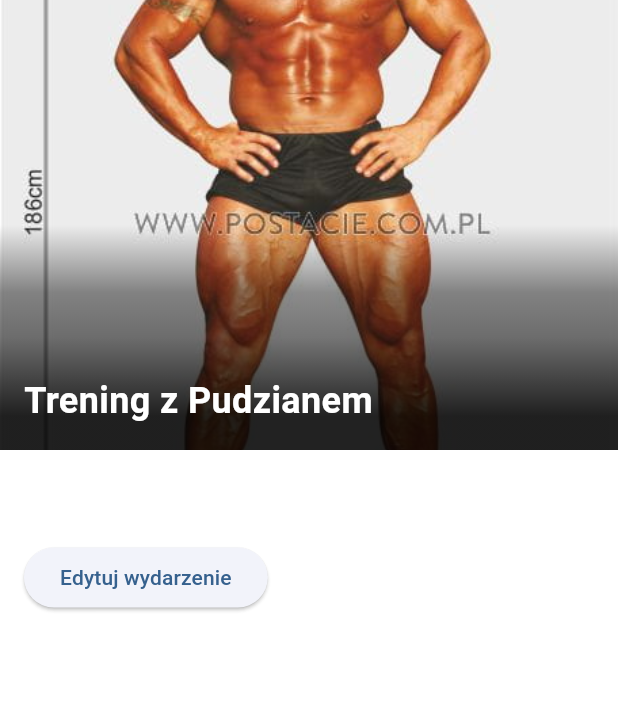
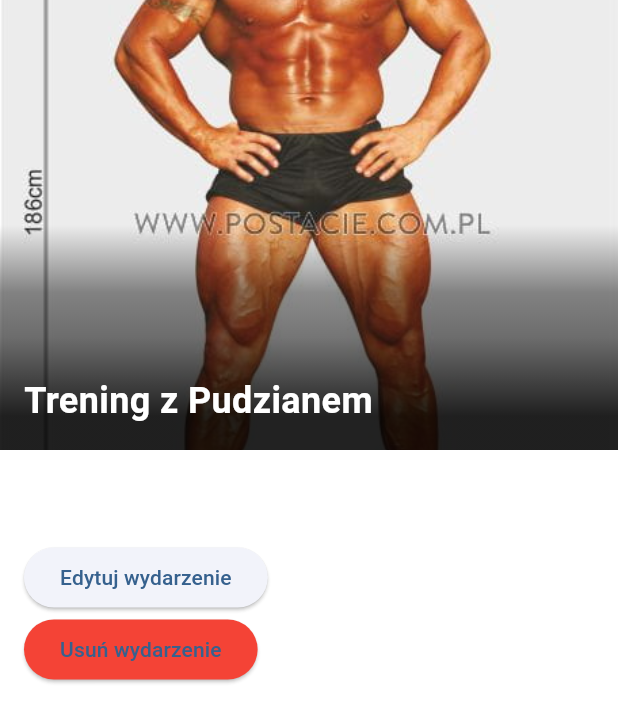
Before and after one commit to JaKosinski/IPZ_2024_2025, a Flutter app: the EventPage screen opened directly with sample values from the repository, on a phone screen of 412 x 824 dp. Shown: the top 723 px of the screen. Run offline on Flutter 3.47's test engine with Material 3 defaults, Android fonts, the phone set to English and light mode, and no system bars; our stand-ins replace image_picker; missing offline and left inert: mysql1.

Commit message:
Dodane usuwanie wydarzeń

```diff
--- a/aplikacja/lib/pages/event_page.dart
+++ b/aplikacja/lib/pages/event_page.dart
@@ -7,10 +7,10 @@ import '../pages/edit_event_page.dart';
 // ja chcę zrobić już wygląd, później nie będzie dużo zmian
 class EventPage extends StatefulWidget {
   final Event event;
-  //final Function(Event) onDelete; // Callback do usuwania wydarzenia
+  final Function(Event) onDelete; // Callback do usuwania wydarzenia
   final Function(Event) onUpdate;
 
-  const EventPage({Key? key, required this.event,required this.onUpdate}) : super(key: key);
+  const EventPage({Key? key, required this.event,required this.onUpdate, required this.onDelete}) : super(key: key);
 
   @override
   _EventPageState createState() => _EventPageState();
@@ -29,6 +29,12 @@ class _EventPageState extends State<EventPage>{
   void _updateEvent(Event updatedEvent)
   {
     setState(() {_currentEvent = updatedEvent;});
+  }
+
+
+  void _deleteEvent() {
+    widget.onDelete(_currentEvent);
+    Navigator.pop(context); // Wracamy do poprzedniej strony
   }
 
   @override
@@ -86,8 +92,16 @@ class _EventPageState extends State<EventPage>{
             child: ElevatedButton(
               onPressed: () => _navigateToEditPage(context),
               child: const Text ('Edytuj wydarzenie')
-              )
-          )
+              ),
+          ),
+          Padding(
+            padding: const EdgeInsets.symmetric(horizontal: 16),
+            child: ElevatedButton(
+              onPressed: _deleteEvent,
+              style: ElevatedButton.styleFrom(backgroundColor: Colors.red),
+              child: const Text('Usuń wydarzenie'),
+            ),
+          ),
         ],
       ),
     );
--- a/aplikacja/lib/pages/filtered_page.dart
+++ b/aplikacja/lib/pages/filtered_page.dart
@@ -1,12 +1,14 @@
 import 'package:flutter/material.dart';
+import 'package:http/http.dart';
 import '../models/event.dart';
 import '../widgets/event_card.dart';
 
 class FilteredPage extends StatelessWidget {
   final List<Event> filteredEvents;
   final Function(Event) onUpdate; // funkcja do aktualizacji wydarzeń
+  final Function(Event) onDelete;
 
-  const FilteredPage({Key? key, required this.filteredEvents,required this.onUpdate}) : super(key: key);
+  const FilteredPage({Key? key, required this.filteredEvents,required this.onUpdate,required this.onDelete}) : super(key: key);
 
   @override
   Widget build(BuildContext context) {
@@ -25,7 +27,7 @@ class FilteredPage extends StatelessWidget {
         scrollDirection: Axis.vertical,
         itemCount: filteredEvents.length,
         itemBuilder: (context, index) {
-          return EventCard(event: filteredEvents[index], onUpdate: onUpdate,);
+          return EventCard(event: filteredEvents[index], onUpdate: onUpdate, onDelete: onDelete,);
         },
       ),
     );
--- a/aplikacja/lib/pages/registration.dart
+++ b/aplikacja/lib/pages/registration.dart
@@ -114,7 +114,7 @@ class _RegisterPageState extends State<RegisterPage> {
                   final passwordRegex = RegExp(
                   r'^([A-Z])(?=.*[a-z])(?=.*\d)(?=.*[!@#$%^&*])[A-Za-z\d!@#$%^&*]{8,}$');
                   if(!passwordRegex.hasMatch(value)){
-                    return 'Hasło mudi zawierać conajmniej 8 znaków, wielką literę, cyfrę i znak specjalny. ';
+                    return 'Hasło musi zawierać co najmniej 8 znaków, wielką literę, cyfrę i znak specjalny. ';
                   }
                   return null; // Poprawne hasło
                 },
--- a/aplikacja/lib/widgets/event_card.dart
+++ b/aplikacja/lib/widgets/event_card.dart
@@ -7,9 +7,10 @@ class EventCard extends StatelessWidget {
   final Event event;
   final int dateDiffrence;
   final Function(Event) onUpdate; //metoda do aktualizacji strony
+  final Function(Event) onDelete;
 
   EventCard({
-    super.key, required this.event, required this.onUpdate,
+    super.key, required this.event, required this.onUpdate, required this.onDelete,
   }) : dateDiffrence = -DateTime.now()
           .difference(DateTime(event.startDate.year, event.startDate.month, event.startDate.day))
           .inDays;
@@ -21,7 +22,7 @@ class EventCard extends StatelessWidget {
         Navigator.push(
           context,
           MaterialPageRoute(
-              builder: (context) => EventPage(event: event,onUpdate: onUpdate,)
+              builder: (context) => EventPage(event: event,onUpdate: onUpdate,onDelete: onDelete,)
           ),
         );
       },
```
Also changed, not shown: aplikacja/lib/pages/home_page.dart (+15 -3 lines).
